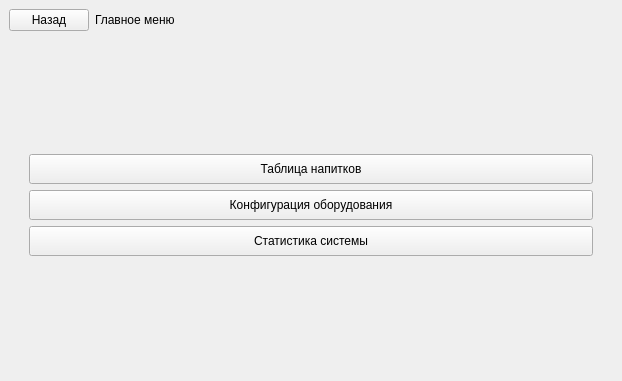
Before: the Qt Designer form Forms/MainWindow.ui in kupob/Egomatic_admin, drawn with Qt 5.
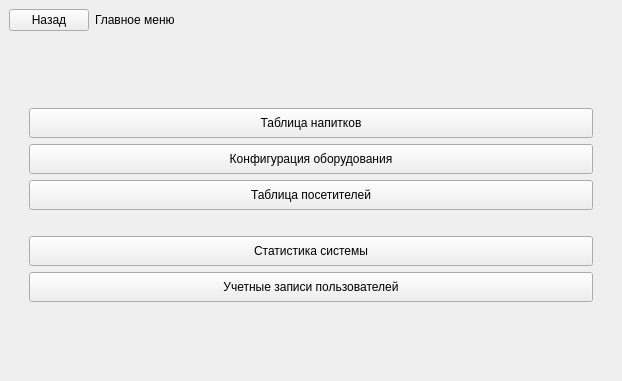
After: the same form once the commit is applied. Custom widgets are drawn as their Qt base class.

```diff
--- a/Forms/MainWindow.ui
+++ b/Forms/MainWindow.ui
@@ -118,6 +118,38 @@
           </attribute>
          </widget>
         </item>
+        <item>
+         <widget class="QPushButton" name="customersButton">
+          <property name="minimumSize">
+           <size>
+            <width>0</width>
+            <height>30</height>
+           </size>
+          </property>
+          <property name="text">
+           <string>Таблица посетителей</string>
+          </property>
+          <attribute name="buttonGroup">
+           <string notr="true">buttonGroup</string>
+          </attribute>
+         </widget>
+        </item>
+        <item>
+         <spacer name="verticalSpacer_3">
+          <property name="orientation">
+           <enum>Qt::Vertical</enum>
+          </property>
+          <property name="sizeType">
+           <enum>QSizePolicy::Fixed</enum>
+          </property>
+          <property name="sizeHint" stdset="0">
+           <size>
+            <width>20</width>
+            <height>20</height>
+           </size>
+          </property>
+         </spacer>
+        </item>
         <item>
          <widget class="QPushButton" name="statsButton">
           <property name="minimumSize">
@@ -134,6 +166,22 @@
           </attribute>
          </widget>
         </item>
+        <item>
+         <widget class="QPushButton" name="usersButton">
+          <property name="minimumSize">
+           <size>
+            <width>0</width>
+            <height>30</height>
+           </size>
+          </property>
+          <property name="text">
+           <string>Учетные записи пользователей</string>
+          </property>
+          <attribute name="buttonGroup">
+           <string notr="true">buttonGroup</string>
+          </attribute>
+         </widget>
+        </item>
         <item>
          <spacer name="verticalSpacer_2">
           <property name="orientation">
@@ -236,6 +284,18 @@
    <header>Forms/FlowHistoryPage.h</header>
    <container>1</container>
   </customwidget>
+  <customwidget>
+   <class>CustomerPage</class>
+   <extends>QWidget</extends>
+   <header>Forms/CustomerPage.h</header>
+   <container>1</container>
+  </customwidget>
+  <customwidget>
+   <class>UserPage</class>
+   <extends>QWidget</extends>
+   <header>Forms/UserPage.h</header>
+   <container>1</container>
+  </customwidget>
  </customwidgets>
  <resources/>
  <connections/>
```
Left out of the diff: 2 changed lines with no effect on the pictures.
